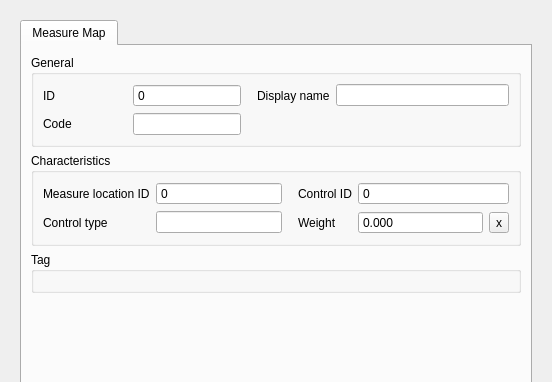
First picture: the form in threedi_schematisation_editor/forms/ui/measure_map.ui, repository nens/threedi-schematisation-editor, before the edit; both pictures show x 0 to 552 and y 0 to 382 of the 552 by 557 pixel window.
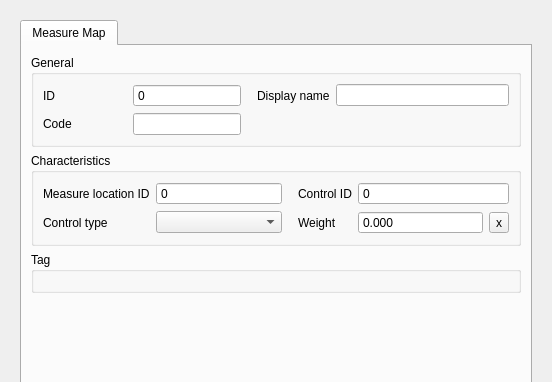
Second picture: the form after the edit.

Diff of the .ui file:
```diff
--- a/threedi_schematisation_editor/forms/ui/measure_map.ui
+++ b/threedi_schematisation_editor/forms/ui/measure_map.ui
@@ -184,13 +184,6 @@
                 </property>
                </widget>
               </item>
-              <item row="1" column="1">
-               <widget class="QLineEdit" name="control_type">
-                <property name="readOnly">
-                 <bool>true</bool>
-                </property>
-               </widget>
-              </item>
               <item row="0" column="2">
                <widget class="QLabel" name="label_7">
                 <property name="locale">
@@ -336,6 +329,9 @@
                 </property>
                </widget>
               </item>
+              <item row="1" column="1">
+               <widget class="QComboBox" name="control_type"/>
+              </item>
              </layout>
             </widget>
            </item>
```
